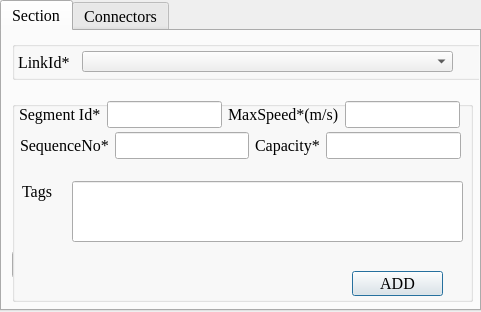
Before: the Qt Designer form ui_segment.ui in chaitanyamalaviya/Trafficera, drawn with Qt 5.
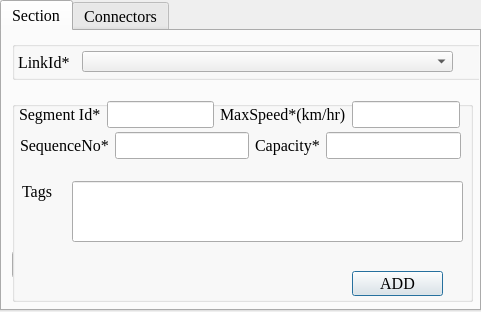
After: the same form once the commit is applied. The open tabs and pages were chosen to show the change.

```diff
--- a/ui_segment.ui
+++ b/ui_segment.ui
@@ -242,7 +242,7 @@
        <string>ADD</string>
       </property>
      </widget>
-     <widget class="QWidget" name="">
+     <widget class="QWidget" name="layoutWidget">
       <property name="geometry">
        <rect>
         <x>7</x>
@@ -284,7 +284,7 @@
           </font>
          </property>
          <property name="text">
-          <string>MaxSpeed*(m/s)</string>
+          <string>MaxSpeed*(km/hr)</string>
          </property>
         </widget>
        </item>
@@ -300,7 +300,7 @@
        </item>
       </layout>
      </widget>
-     <widget class="QWidget" name="">
+     <widget class="QWidget" name="layoutWidget">
       <property name="geometry">
        <rect>
         <x>8</x>
```
Left out of the diff: 2 changed lines with no effect on the pictures.
